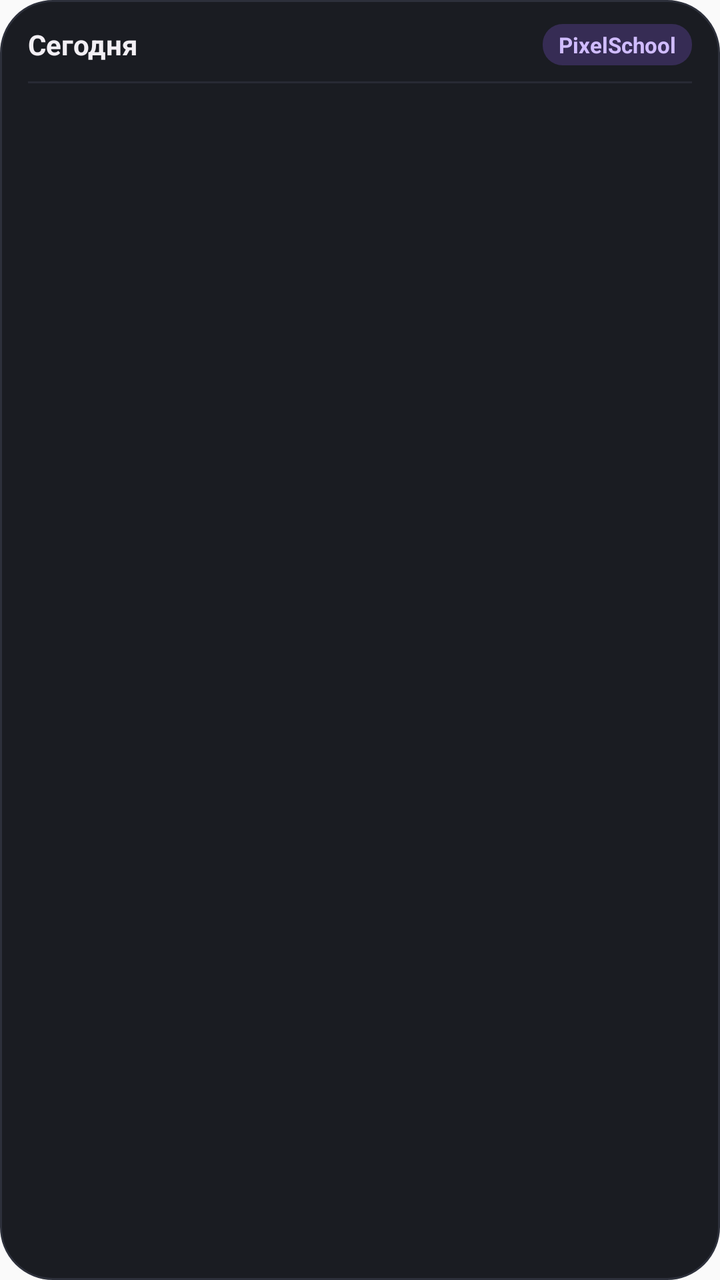
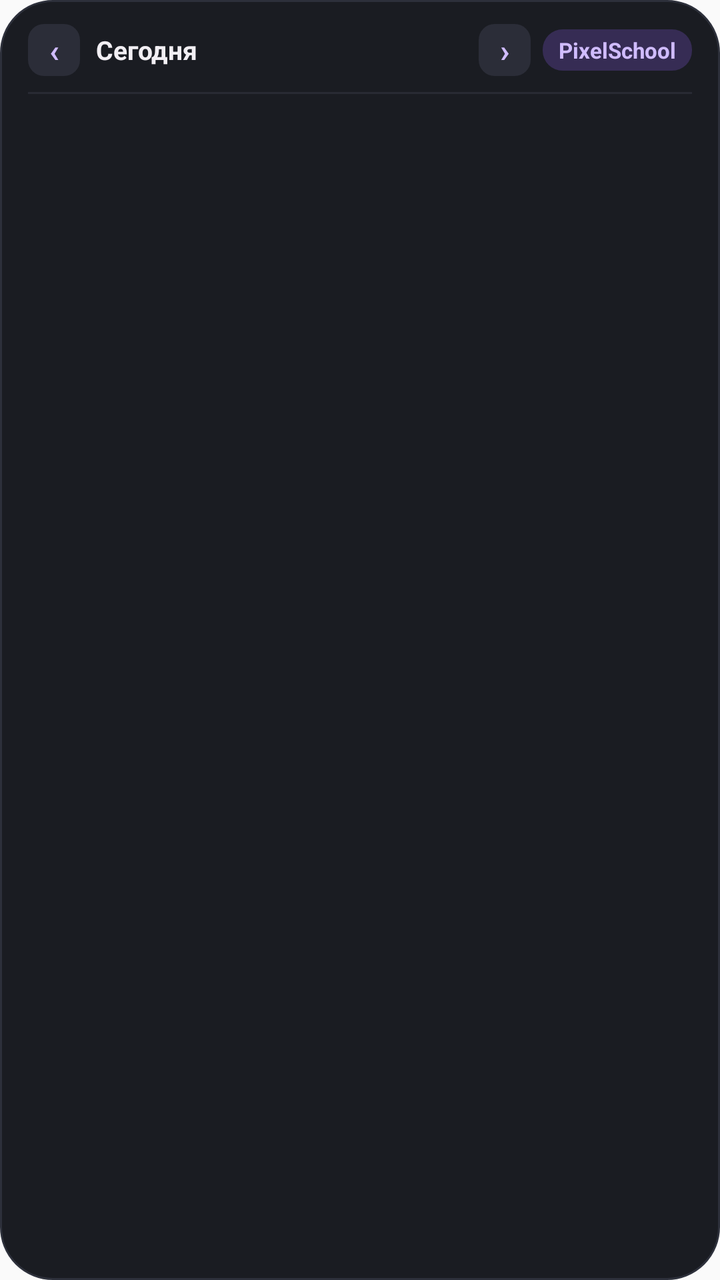

An Android layout rendered at two revisions. The XML below is the earlier revision; the diff shows what the commit changed to produce the second picture.
<!-- AndroidManifest.xml: application theme Theme.PixelSchool -->
<!-- res/layout/widget_schedule.xml -->
<?xml version="1.0" encoding="utf-8"?>
<LinearLayout xmlns:android="http://schemas.android.com/apk/res/android"
    android:id="@+id/widget_root"
    android:layout_width="match_parent"
    android:layout_height="match_parent"
    android:background="@drawable/widget_bg"
    android:orientation="vertical"
    android:paddingLeft="14dp"
    android:paddingTop="12dp"
    android:paddingRight="14dp"
    android:paddingBottom="12dp">

    
    <LinearLayout
        android:layout_width="match_parent"
        android:layout_height="wrap_content"
        android:orientation="horizontal"
        android:gravity="center_vertical">

        <LinearLayout
            android:layout_width="0dp"
            android:layout_height="wrap_content"
            android:layout_weight="1"
            android:orientation="horizontal"
            android:gravity="center_vertical">

            <TextView
                android:id="@+id/widget_header_day"
                android:layout_width="wrap_content"
                android:layout_height="wrap_content"
                android:text="Сегодня"
                android:textColor="#F2EFF4"
                android:textSize="14sp"
                android:textStyle="bold" />

            <TextView
                android:id="@+id/widget_header_date"
                android:layout_width="wrap_content"
                android:layout_height="wrap_content"
                android:layout_marginLeft="6dp"
                android:text=""
                android:textColor="#938F99"
                android:textSize="12sp" />
        </LinearLayout>

        <TextView
            android:id="@+id/widget_header_badge"
            android:layout_width="wrap_content"
            android:layout_height="wrap_content"
            android:background="@drawable/widget_badge_bg"
            android:text="PixelSchool"
            android:textColor="#D0BCFF"
            android:textSize="11sp"
            android:textStyle="bold"
            android:paddingLeft="8dp"
            android:paddingTop="3dp"
            android:paddingRight="8dp"
            android:paddingBottom="3dp" />
    </LinearLayout>

    
    <ImageView
        android:layout_width="match_parent"
        android:layout_height="1dp"
        android:layout_marginTop="8dp"
        android:layout_marginBottom="6dp"
        android:background="#282A34" />

    
    <TextView
        android:id="@+id/widget_empty"
        android:layout_width="match_parent"
        android:layout_height="match_parent"
        android:gravity="center"
        android:paddingTop="16dp"
        android:paddingBottom="16dp"
        android:text="Уроков на сегодня нет 🎉"
        android:textColor="#938F99"
        android:textSize="13sp"
        android:visibility="gone" />

    
    <LinearLayout
        android:id="@+id/widget_lessons_container"
        android:layout_width="match_parent"
        android:layout_height="wrap_content"
        android:orientation="vertical">

        
        <LinearLayout
            android:id="@+id/widget_row_1"
            android:layout_width="match_parent"
            android:layout_height="wrap_content"
            android:orientation="horizontal"
            android:gravity="center_vertical"
            android:paddingTop="3dp"
            android:paddingBottom="3dp"
            android:visibility="gone">

            <TextView
                android:id="@+id/widget_time_1"
                android:layout_width="wrap_content"
                android:layout_height="wrap_content"
                android:background="@drawable/widget_pill_bg"
                android:text="1 • 08:30"
                android:textColor="#D0BCFF"
                android:textSize="10sp"
                android:textStyle="bold"
                android:paddingLeft="6dp"
                android:paddingTop="2dp"
                android:paddingRight="6dp"
                android:paddingBottom="2dp" />

            <TextView
                android:id="@+id/widget_subject_1"
                android:layout_width="0dp"
                android:layout_height="wrap_content"
                android:layout_weight="1"
                android:layout_marginLeft="8dp"
                android:layout_marginRight="6dp"
                android:ellipsize="end"
                android:maxLines="1"
                android:text="Алгебра"
                android:textColor="#F2EFF4"
                android:textSize="12sp"
                android:textStyle="bold" />

            <TextView
                android:id="@+id/widget_room_1"
                android:layout_width="wrap_content"
                android:layout_height="wrap_content"
                android:background="@drawable/widget_room_badge_bg"
                android:text="каб. 24"
                android:textColor="#CAC4D0"
                android:textSize="10sp"
                android:paddingLeft="5dp"
                android:paddingTop="1dp"
                android:paddingRight="5dp"
                android:paddingBottom="1dp"
                android:visibility="gone" />
        </LinearLayout>

        
        <LinearLayout
            android:id="@+id/widget_row_2"
            android:layout_width="match_parent"
            android:layout_height="wrap_content"
            android:orientation="horizontal"
            android:gravity="center_vertical"
            android:paddingTop="3dp"
            android:paddingBottom="3dp"
            android:visibility="gone">

            <TextView
                android:id="@+id/widget_time_2"
                android:layout_width="wrap_content"
                android:layout_height="wrap_content"
                android:background="@drawable/widget_pill_bg"
                android:text="2 • 09:25"
                android:textColor="#D0BCFF"
                android:textSize="10sp"
                android:textStyle="bold"
                android:paddingLeft="6dp"
                android:paddingTop="2dp"
                android:paddingRight="6dp"
                android:paddingBottom="2dp" />

            <TextView
                android:id="@+id/widget_subject_2"
                android:layout_width="0dp"
                android:layout_height="wrap_content"
                android:layout_weight="1"
                android:layout_marginLeft="8dp"
                android:layout_marginRight="6dp"
                android:ellipsize="end"
                android:maxLines="1"
                android:text="Русский язык"
                android:textColor="#F2EFF4"
                android:textSize="12sp"
                android:textStyle="bold" />

            <TextView
                android:id="@+id/widget_room_2"
                android:layout_width="wrap_content"
                android:layout_height="wrap_content"
                android:background="@drawable/widget_room_badge_bg"
                android:text="каб. 18"
                android:textColor="#CAC4D0"
                android:textSize="10sp"
                android:paddingLeft="5dp"
                android:paddingTop="1dp"
                android:paddingRight="5dp"
                android:paddingBottom="1dp"
                android:visibility="gone" />
        </LinearLayout>

        
        <LinearLayout
            android:id="@+id/widget_row_3"
            android:layout_width="match_parent"
            android:layout_height="wrap_content"
            android:orientation="horizontal"
            android:gravity="center_vertical"
            android:paddingTop="3dp"
            android:paddingBottom="3dp"
            android:visibility="gone">

            <TextView
                android:id="@+id/widget_time_3"
                android:layout_width="wrap_content"
                android:layout_height="wrap_content"
                android:background="@drawable/widget_pill_bg"
                android:text="3 • 10:30"
                android:textColor="#D0BCFF"
                android:textSize="10sp"
                android:textStyle="bold"
                android:paddingLeft="6dp"
                android:paddingTop="2dp"
                android:paddingRight="6dp"
                android:paddingBottom="2dp" />

            <TextView
                android:id="@+id/widget_subject_3"
                android:layout_width="0dp"
                android:layout_height="wrap_content"
                android:layout_weight="1"
                android:layout_marginLeft="8dp"
                android:layout_marginRight="6dp"
                android:ellipsize="end"
                android:maxLines="1"
                android:text="Литература"
                android:textColor="#F2EFF4"
                android:textSize="12sp"
                android:textStyle="bold" />

            <TextView
                android:id="@+id/widget_room_3"
                android:layout_width="wrap_content"
                android:layout_height="wrap_content"
                android:background="@drawable/widget_room_badge_bg"
                android:text="каб. 18"
                android:textColor="#CAC4D0"
                android:textSize="10sp"
                android:paddingLeft="5dp"
                android:paddingTop="1dp"
                android:paddingRight="5dp"
                android:paddingBottom="1dp"
                android:visibility="gone" />
        </LinearLayout>

        
        <LinearLayout
            android:id="@+id/widget_row_4"
            android:layout_width="match_parent"
            android:layout_height="wrap_content"
            android:orientation="horizontal"
            android:gravity="center_vertical"
            android:paddingTop="3dp"
            android:paddingBottom="3dp"
            android:visibility="gone">

            <TextView
                android:id="@+id/widget_time_4"
                android:layout_width="wrap_content"
                android:layout_height="wrap_content"
                android:background="@drawable/widget_pill_bg"
                android:text="4 • 11:35"
                android:textColor="#D0BCFF"
                android:textSize="10sp"
                android:textStyle="bold"
                android:paddingLeft="6dp"
                android:paddingTop="2dp"
                android:paddingRight="6dp"
                android:paddingBottom="2dp" />

            <TextView
                android:id="@+id/widget_subject_4"
                android:layout_width="0dp"
                android:layout_height="wrap_content"
                android:layout_weight="1"
                android:layout_marginLeft="8dp"
                android:layout_marginRight="6dp"
                android:ellipsize="end"
                android:maxLines="1"
                android:text="Химия"
                android:textColor="#F2EFF4"
                android:textSize="12sp"
                android:textStyle="bold" />

            <TextView
                android:id="@+id/widget_room_4"
                android:layout_width="wrap_content"
                android:layout_height="wrap_content"
                android:background="@drawable/widget_room_badge_bg"
                android:text="каб. 29"
                android:textColor="#CAC4D0"
                android:textSize="10sp"
                android:paddingLeft="5dp"
                android:paddingTop="1dp"
                android:paddingRight="5dp"
                android:paddingBottom="1dp"
                android:visibility="gone" />
        </LinearLayout>

        
        <LinearLayout
            android:id="@+id/widget_row_5"
            android:layout_width="match_parent"
            android:layout_height="wrap_content"
            android:orientation="horizontal"
            android:gravity="center_vertical"
            android:paddingTop="3dp"
            android:paddingBottom="3dp"
            android:visibility="gone">

            <TextView
                android:id="@+id/widget_time_5"
                android:layout_width="wrap_content"
                android:layout_height="wrap_content"
                android:background="@drawable/widget_pill_bg"
                android:text="5 • 12:40"
                android:textColor="#D0BCFF"
                android:textSize="10sp"
                android:textStyle="bold"
                android:paddingLeft="6dp"
                android:paddingTop="2dp"
                android:paddingRight="6dp"
                android:paddingBottom="2dp" />

            <TextView
                android:id="@+id/widget_subject_5"
                android:layout_width="0dp"
                android:layout_height="wrap_content"
                android:layout_weight="1"
                android:layout_marginLeft="8dp"
                android:layout_marginRight="6dp"
                android:ellipsize="end"
                android:maxLines="1"
                android:text="История"
                android:textColor="#F2EFF4"
                android:textSize="12sp"
                android:textStyle="bold" />

            <TextView
                android:id="@+id/widget_room_5"
                android:layout_width="wrap_content"
                android:layout_height="wrap_content"
                android:background="@drawable/widget_room_badge_bg"
                android:text="каб. 12"
                android:textColor="#CAC4D0"
                android:textSize="10sp"
                android:paddingLeft="5dp"
                android:paddingTop="1dp"
                android:paddingRight="5dp"
                android:paddingBottom="1dp"
                android:visibility="gone" />
        </LinearLayout>

        
        <TextView
            android:id="@+id/widget_more_lessons"
            android:layout_width="match_parent"
            android:layout_height="wrap_content"
            android:gravity="center_horizontal"
            android:paddingTop="2dp"
            android:text="+ ещё 2 урока"
            android:textColor="#938F99"
            android:textSize="10sp"
            android:visibility="gone" />

    </LinearLayout>

</LinearLayout>
<!-- resources referenced by this layout -->
<resources>
  <!-- drawable widget_badge_bg (drawable) -->
  <?xml version="1.0" encoding="utf-8"?>
  <shape xmlns:android="http://schemas.android.com/apk/res/android">
      <solid android:color="#362C54" />
      <corners android:radius="10dp" />
  </shape>
  <!-- drawable widget_bg (drawable) -->
  <?xml version="1.0" encoding="utf-8"?>
  <shape xmlns:android="http://schemas.android.com/apk/res/android">
      <solid android:color="#1A1C22" />
      <corners android:radius="26dp" />
      <stroke android:width="1dp" android:color="#2D303B" />
  </shape>
  <!-- drawable widget_pill_bg (drawable) -->
  <?xml version="1.0" encoding="utf-8"?>
  <shape xmlns:android="http://schemas.android.com/apk/res/android">
      <solid android:color="#2B2D38" />
      <corners android:radius="8dp" />
  </shape>
  <!-- drawable widget_room_badge_bg (drawable) -->
  <?xml version="1.0" encoding="utf-8"?>
  <shape xmlns:android="http://schemas.android.com/apk/res/android">
      <solid android:color="#252732" />
      <corners android:radius="6dp" />
  </shape>
  <style name="Theme.PixelSchool" parent="android:Theme.Material.Light.NoActionBar">
          <item name="android:statusBarColor">@android:color/transparent</item>
          <item name="android:navigationBarColor">@android:color/transparent</item>
      </style>
</resources>

<!-- the commit's change to res/layout/widget_schedule.xml (unified diff, before → after) -->
@@ -12,17 +12,34 @@
 
     
     <LinearLayout
+        android:id="@+id/widget_header"
         android:layout_width="match_parent"
         android:layout_height="wrap_content"
         android:orientation="horizontal"
         android:gravity="center_vertical">
 
+        
+        <TextView
+            android:id="@+id/widget_btn_prev_day"
+            android:layout_width="26dp"
+            android:layout_height="26dp"
+            android:gravity="center"
+            android:text="‹"
+            android:textColor="#D0BCFF"
+            android:textSize="16sp"
+            android:textStyle="bold"
+            android:background="@drawable/widget_pill_bg" />
+
+        
         <LinearLayout
+            android:id="@+id/widget_header_center"
             android:layout_width="0dp"
             android:layout_height="wrap_content"
             android:layout_weight="1"
             android:orientation="horizontal"
-            android:gravity="center_vertical">
+            android:gravity="center_vertical"
+            android:layout_marginLeft="8dp"
+            android:layout_marginRight="6dp">
 
             <TextView
                 android:id="@+id/widget_header_day"
@@ -30,7 +47,7 @@
                 android:layout_height="wrap_content"
                 android:text="Сегодня"
                 android:textColor="#F2EFF4"
-                android:textSize="14sp"
+                android:textSize="13sp"
                 android:textStyle="bold" />
 
             <TextView
@@ -40,9 +57,23 @@
                 android:layout_marginLeft="6dp"
                 android:text=""
                 android:textColor="#938F99"
-                android:textSize="12sp" />
+                android:textSize="11sp" />
         </LinearLayout>
 
+        
+        <TextView
+            android:id="@+id/widget_btn_next_day"
+            android:layout_width="26dp"
+            android:layout_height="26dp"
+            android:gravity="center"
+            android:text="›"
+            android:textColor="#D0BCFF"
+            android:textSize="16sp"
+            android:textStyle="bold"
+            android:background="@drawable/widget_pill_bg"
+            android:layout_marginRight="6dp" />
+
+        
         <TextView
             android:id="@+id/widget_header_badge"
             android:layout_width="wrap_content"
@@ -63,7 +94,7 @@
         android:layout_width="match_parent"
         android:layout_height="1dp"
         android:layout_marginTop="8dp"
-        android:layout_marginBottom="6dp"
+        android:layout_marginBottom="4dp"
         android:background="#282A34" />
 
     
@@ -80,294 +111,13 @@
         android:visibility="gone" />
 
     
-    <LinearLayout
-        android:id="@+id/widget_lessons_container"
+    <ListView
+        android:id="@+id/widget_lessons_list"
         android:layout_width="match_parent"
-        android:layout_height="wrap_content"
-        android:orientation="vertical">
-
-        
-        <LinearLayout
-            android:id="@+id/widget_row_1"
-            android:layout_width="match_parent"
-            android:layout_height="wrap_content"
-            android:orientation="horizontal"
-            android:gravity="center_vertical"
-            android:paddingTop="3dp"
-            android:paddingBottom="3dp"
-            android:visibility="gone">
-
-            <TextView
-                android:id="@+id/widget_time_1"
-                android:layout_width="wrap_content"
-                android:layout_height="wrap_content"
-                android:background="@drawable/widget_pill_bg"
-                android:text="1 • 08:30"
-                android:textColor="#D0BCFF"
-                android:textSize="10sp"
-                android:textStyle="bold"
-                android:paddingLeft="6dp"
-                android:paddingTop="2dp"
-                android:paddingRight="6dp"
-                android:paddingBottom="2dp" />
-
-            <TextView
-                android:id="@+id/widget_subject_1"
-                android:layout_width="0dp"
-                android:layout_height="wrap_content"
-                android:layout_weight="1"
-                android:layout_marginLeft="8dp"
-                android:layout_marginRight="6dp"
-                android:ellipsize="end"
-                android:maxLines="1"
-                android:text="Алгебра"
-                android:textColor="#F2EFF4"
-                android:textSize="12sp"
-                android:textStyle="bold" />
-
-            <TextView
-                android:id="@+id/widget_room_1"
-                android:layout_width="wrap_content"
-                android:layout_height="wrap_content"
-                android:background="@drawable/widget_room_badge_bg"
-                android:text="каб. 24"
-                android:textColor="#CAC4D0"
-                android:textSize="10sp"
-                android:paddingLeft="5dp"
-                android:paddingTop="1dp"
-                android:paddingRight="5dp"
-                android:paddingBottom="1dp"
-                android:visibility="gone" />
-        </LinearLayout>
-
-        
-        <LinearLayout
-            android:id="@+id/widget_row_2"
-            android:layout_width="match_parent"
-            android:layout_height="wrap_content"
-            android:orientation="horizontal"
-            android:gravity="center_vertical"
-            android:paddingTop="3dp"
-            android:paddingBottom="3dp"
-            android:visibility="gone">
-
-            <TextView
-                android:id="@+id/widget_time_2"
-                android:layout_width="wrap_content"
-                android:layout_height="wrap_content"
-                android:background="@drawable/widget_pill_bg"
-                android:text="2 • 09:25"
-                android:textColor="#D0BCFF"
-                android:textSize="10sp"
-                android:textStyle="bold"
-                android:paddingLeft="6dp"
-                android:paddingTop="2dp"
-                android:paddingRight="6dp"
-                android:paddingBottom="2dp" />
-
-            <TextView
-                android:id="@+id/widget_subject_2"
-                android:layout_width="0dp"
-                android:layout_height="wrap_content"
-                android:layout_weight="1"
-                android:layout_marginLeft="8dp"
-                android:layout_marginRight="6dp"
-                android:ellipsize="end"
-                android:maxLines="1"
-                android:text="Русский язык"
-                android:textColor="#F2EFF4"
-                android:textSize="12sp"
-                android:textStyle="bold" />
-
-            <TextView
-                android:id="@+id/widget_room_2"
-                android:layout_width="wrap_content"
-                android:layout_height="wrap_content"
-                android:background="@drawable/widget_room_badge_bg"
-                android:text="каб. 18"
-                android:textColor="#CAC4D0"
-                android:textSize="10sp"
-                android:paddingLeft="5dp"
-                android:paddingTop="1dp"
-                android:paddingRight="5dp"
-                android:paddingBottom="1dp"
-                android:visibility="gone" />
-        </LinearLayout>
-
-        
-        <LinearLayout
-            android:id="@+id/widget_row_3"
-            android:layout_width="match_parent"
-            android:layout_height="wrap_content"
-            android:orientation="horizontal"
-            android:gravity="center_vertical"
-            android:paddingTop="3dp"
-            android:paddingBottom="3dp"
-            android:visibility="gone">
-
-            <TextView
-                android:id="@+id/widget_time_3"
-                android:layout_width="wrap_content"
-                android:layout_height="wrap_content"
-                android:background="@drawable/widget_pill_bg"
-                android:text="3 • 10:30"
-                android:textColor="#D0BCFF"
-                android:textSize="10sp"
-                android:textStyle="bold"
-                android:paddingLeft="6dp"
-                android:paddingTop="2dp"
-                android:paddingRight="6dp"
-                android:paddingBottom="2dp" />
-
-            <TextView
-                android:id="@+id/widget_subject_3"
-                android:layout_width="0dp"
-                android:layout_height="wrap_content"
-                android:layout_weight="1"
-                android:layout_marginLeft="8dp"
-                android:layout_marginRight="6dp"
-                android:ellipsize="end"
-                android:maxLines="1"
-                android:text="Литература"
-                android:textColor="#F2EFF4"
-                android:textSize="12sp"
-                android:textStyle="bold" />
-
-            <TextView
-                android:id="@+id/widget_room_3"
-                android:layout_width="wrap_content"
-                android:layout_height="wrap_content"
-                android:background="@drawable/widget_room_badge_bg"
-                android:text="каб. 18"
-                android:textColor="#CAC4D0"
-                android:textSize="10sp"
-                android:paddingLeft="5dp"
-                android:paddingTop="1dp"
-                android:paddingRight="5dp"
-                android:paddingBottom="1dp"
-                android:visibility="gone" />
-        </LinearLayout>
-
-        
-        <LinearLayout
-            android:id="@+id/widget_row_4"
-            android:layout_width="match_parent"
-            android:layout_height="wrap_content"
-            android:orientation="horizontal"
-            android:gravity="center_vertical"
-            android:paddingTop="3dp"
-            android:paddingBottom="3dp"
-            android:visibility="gone">
-
-            <TextView
-                android:id="@+id/widget_time_4"
-                android:layout_width="wrap_content"
-                android:layout_height="wrap_content"
-                android:background="@drawable/widget_pill_bg"
-                android:text="4 • 11:35"
-                android:textColor="#D0BCFF"
-                android:textSize="10sp"
-                android:textStyle="bold"
-                android:paddingLeft="6dp"
-                android:paddingTop="2dp"
-                android:paddingRight="6dp"
-                android:paddingBottom="2dp" />
-
-            <TextView
-                android:id="@+id/widget_subject_4"
-                android:layout_width="0dp"
-                android:layout_height="wrap_content"
-                android:layout_weight="1"
-                android:layout_marginLeft="8dp"
-                android:layout_marginRight="6dp"
-                android:ellipsize="end"
-                android:maxLines="1"
-                android:text="Химия"
-                android:textColor="#F2EFF4"
-                android:textSize="12sp"
-                android:textStyle="bold" />
-
-            <TextView
-                android:id="@+id/widget_room_4"
-                android:layout_width="wrap_content"
-                android:layout_height="wrap_content"
-                android:background="@drawable/widget_room_badge_bg"
-                android:text="каб. 29"
-                android:textColor="#CAC4D0"
-                android:textSize="10sp"
-                android:paddingLeft="5dp"
-                android:paddingTop="1dp"
-                android:paddingRight="5dp"
-                android:paddingBottom="1dp"
-                android:visibility="gone" />
-        </LinearLayout>
-
-        
-        <LinearLayout
-            android:id="@+id/widget_row_5"
-            android:layout_width="match_parent"
-            android:layout_height="wrap_content"
-            android:orientation="horizontal"
-            android:gravity="center_vertical"
-            android:paddingTop="3dp"
-            android:paddingBottom="3dp"
-            android:visibility="gone">
-
-            <TextView
-                android:id="@+id/widget_time_5"
-                android:layout_width="wrap_content"
-                android:layout_height="wrap_content"
-                android:background="@drawable/widget_pill_bg"
-                android:text="5 • 12:40"
-                android:textColor="#D0BCFF"
-                android:textSize="10sp"
-                android:textStyle="bold"
-                android:paddingLeft="6dp"
-                android:paddingTop="2dp"
-                android:paddingRight="6dp"
-                android:paddingBottom="2dp" />
-
-            <TextView
-                android:id="@+id/widget_subject_5"
-                android:layout_width="0dp"
-                android:layout_height="wrap_content"
-                android:layout_weight="1"
-                android:layout_marginLeft="8dp"
-                android:layout_marginRight="6dp"
-                android:ellipsize="end"
-                android:maxLines="1"
-                android:text="История"
-                android:textColor="#F2EFF4"
-                android:textSize="12sp"
-                android:textStyle="bold" />
-
-            <TextView
-                android:id="@+id/widget_room_5"
-                android:layout_width="wrap_content"
-                android:layout_height="wrap_content"
-                android:background="@drawable/widget_room_badge_bg"
-                android:text="каб. 12"
-                android:textColor="#CAC4D0"
-                android:textSize="10sp"
-                android:paddingLeft="5dp"
-                android:paddingTop="1dp"
-                android:paddingRight="5dp"
-                android:paddingBottom="1dp"
-                android:visibility="gone" />
-        </LinearLayout>
-
-        
-        <TextView
-            android:id="@+id/widget_more_lessons"
-            android:layout_width="match_parent"
-            android:layout_height="wrap_content"
-            android:gravity="center_horizontal"
-            android:paddingTop="2dp"
-            android:text="+ ещё 2 урока"
-            android:textColor="#938F99"
-            android:textSize="10sp"
-            android:visibility="gone" />
-
-    </LinearLayout>
+        android:layout_height="0dp"
+        android:layout_weight="1"
+        android:divider="@null"
+        android:dividerHeight="0dp"
+        android:scrollbars="none" />
 
 </LinearLayout>
<!-- resource entries referenced after the edit -->
@@ -19,12 +19,6 @@
       <solid android:color="#2B2D38" />
       <corners android:radius="8dp" />
   </shape>
-  <!-- drawable widget_room_badge_bg (drawable) -->
-  <?xml version="1.0" encoding="utf-8"?>
-  <shape xmlns:android="http://schemas.android.com/apk/res/android">
-      <solid android:color="#252732" />
-      <corners android:radius="6dp" />
-  </shape>
   <style name="Theme.PixelSchool" parent="android:Theme.Material.Light.NoActionBar">
           <item name="android:statusBarColor">@android:color/transparent</item>
           <item name="android:navigationBarColor">@android:color/transparent</item>
